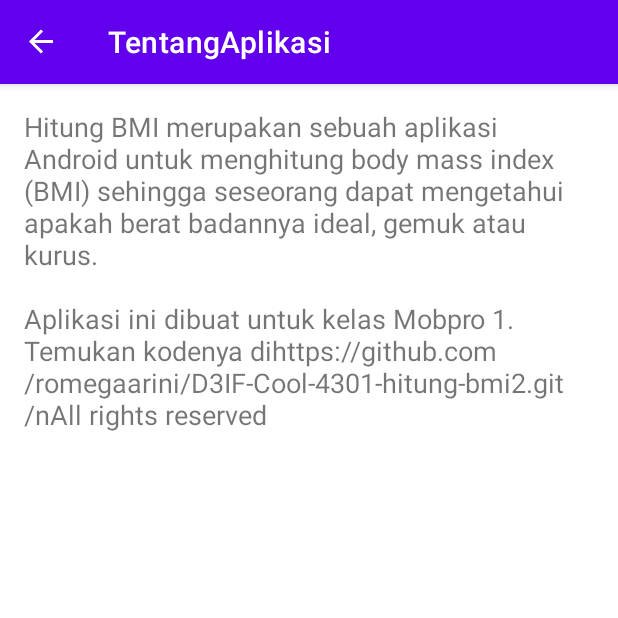
After one commit to romegaarini/D3IF-Cool-4301-hitung-bmi2, an Android app: the AboutFragment screen opened through its navigation route, on a phone screen of 412 x 824 dp, the top half of it. The commit adds this screen. Run offline under Robolectric (Android 15) with nearby library versions, the phone set to English and light mode, and no system bars; our stand-ins replace navigation-ui.

Commit message:
3.6.Membuat navigasi menggunakan menu

```diff
--- /dev/null
+++ b/app/src/main/java/org/d3if0031/hitungbmi/ui/AboutFragment.kt
@@ -0,0 +1,6 @@
+package org.d3if0031.hitungbmi.ui
+
+import androidx.fragment.app.Fragment
+import org.d3if0031.hitungbmi.R
+
+class AboutFragment : Fragment(R.layout.fragment_about)
--- a/app/src/main/java/org/d3if0031/hitungbmi/ui/HitungFragment.kt
+++ b/app/src/main/java/org/d3if0031/hitungbmi/ui/HitungFragment.kt
@@ -2,12 +2,11 @@ package org.d3if0031.hitungbmi.ui
 
 import android.os.Bundle
 import android.text.TextUtils
-import android.view.LayoutInflater
-import android.view.View
-import android.view.ViewGroup
+import android.view.*
 import android.widget.Toast
 import androidx.fragment.app.Fragment
 import androidx.navigation.findNavController
+import androidx.navigation.fragment.findNavController
 import org.d3if0031.hitungbmi.R
 import org.d3if0031.hitungbmi.data.KategoriBmi
 import org.d3if0031.hitungbmi.databinding.FragmentHitungBinding
@@ -29,7 +28,21 @@ class HitungFragment : Fragment() {
                 )
             }
         }
+        setHasOptionsMenu(true)
         return binding.root
+    }
+    override fun onCreateOptionsMenu(menu: Menu, inflater: MenuInflater) {
+        super.onCreateOptionsMenu(menu, inflater)
+        inflater.inflate(R.menu.options_menu, menu)
+
+    }
+    override fun onOptionsItemSelected(item: MenuItem): Boolean {
+        if (item.itemId == R.id.menu_about) {
+            findNavController().navigate(
+                    R.id.action_hitungFragment_to_aboutFragment)
+            return true
+        }
+        return super.onOptionsItemSelected(item)
     }
 
     private fun hitungBmi() {
--- /dev/null
+++ b/app/src/main/res/layout/fragment_about.xml
@@ -0,0 +1,8 @@
+<?xml version="1.0" encoding="utf-8"?>
+<TextView xmlns:android="http://schemas.android.com/apk/res/android"
+    android:layout_width="match_parent"
+    android:layout_height="match_parent"
+    android:layout_margin="16dp"
+    android:autoLink="web"
+    android:text="@string/copyright"
+    android:textSize="18sp" />
--- /dev/null
+++ b/app/src/main/res/menu/options_menu.xml
@@ -0,0 +1,8 @@
+<?xml version="1.0" encoding="utf-8"?>
+<menu xmlns:android="http://schemas.android.com/apk/res/android"
+    xmlns:app="http://schemas.android.com/apk/res-auto">
+    <item
+        android:id="@+id/menu_about"
+        android:title="@string/tentang_aplikasi"
+        app:showAsAction="never" />
+</menu>
--- a/app/src/main/res/values/strings.xml
+++ b/app/src/main/res/values/strings.xml
@@ -28,4 +28,6 @@ berukuran raksasa ini.</string> <string name="saran_ideal">Pertahankan gaya hidu
 gaya karena itu berbahaya.</string>
     <string name="saran_gemuk">Cobalah untuk olahraga lari. Kemanapun boleh,
 asal tidak lari dari kehidupan.</string>
+    <string name="copyright">Hitung BMI merupakan sebuah aplikasi Android untuk  menghitung body mass index (BMI) sehingga seseorang dapat mengetahui apakah  berat badannya ideal, gemuk atau kurus.\n\nAplikasi ini dibuat untuk kelas  Mobpro 1. Temukan kodenya dihttps://github.com/romegaarini/D3IF-Cool-4301-hitung-bmi2.git/nAll rights reserved</string>
+    <string name="tentang_aplikasi">TentangAplikasi</string>
 </resources>
```
Also changed, not shown: app/src/main/res/navigation/navigation.xml (+10 -1 lines).
